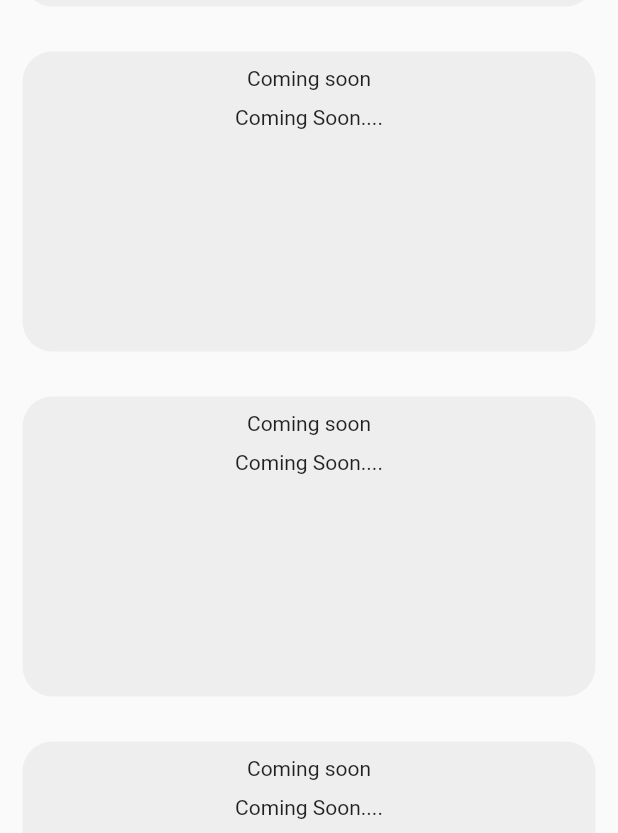
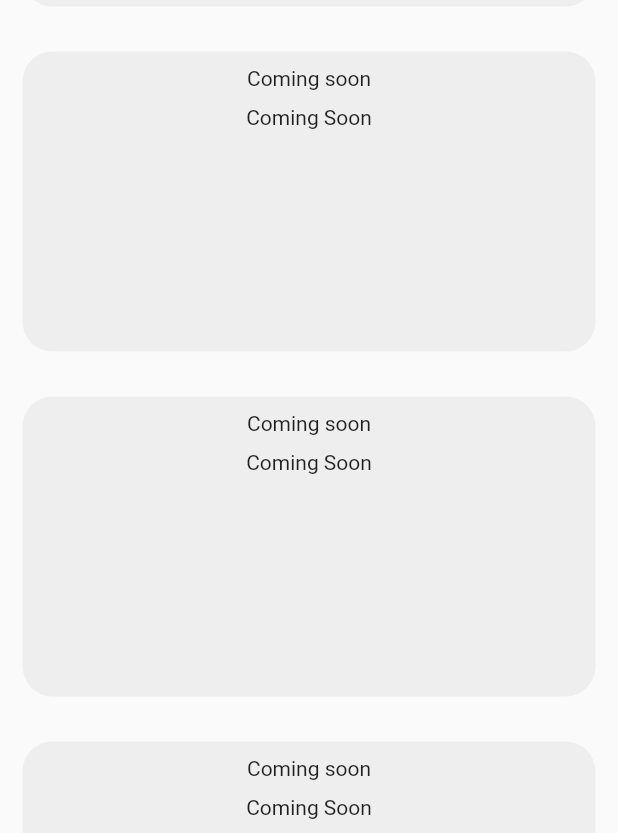
Before and after one commit to ManiSai26/FlutterComps, a Flutter app: the screen it shows after launch, on a phone screen of 412 x 824 dp. Shown: the part 400-1233 px from the top of the screen. Run offline on Flutter 3.47's test engine with Material 2 defaults, Android fonts, the phone set to English and light mode, and no system bars; Roboto replaces fonts that are missing (Poppins).

Commit message:
test push

```diff
--- a/lib/Widgets/PreviewBox.dart
+++ b/lib/Widgets/PreviewBox.dart
@@ -30,8 +30,8 @@ class PreviewBox extends StatelessWidget {
                 ),
                 child:Column(children: [
                   index <= 0 ? components[index] : const Text('Coming soon'),
-                  SizedBox(height: 10,),
-                  Text(index<=0? labels[index]:'Coming Soon....'),
+                  const SizedBox(height: 10,),
+                  Text(index<=0? labels[index]:'Coming Soon'),
                 ],),
 
               ),
```
Also changed, not shown: firebase.json (added), 4 other files.
